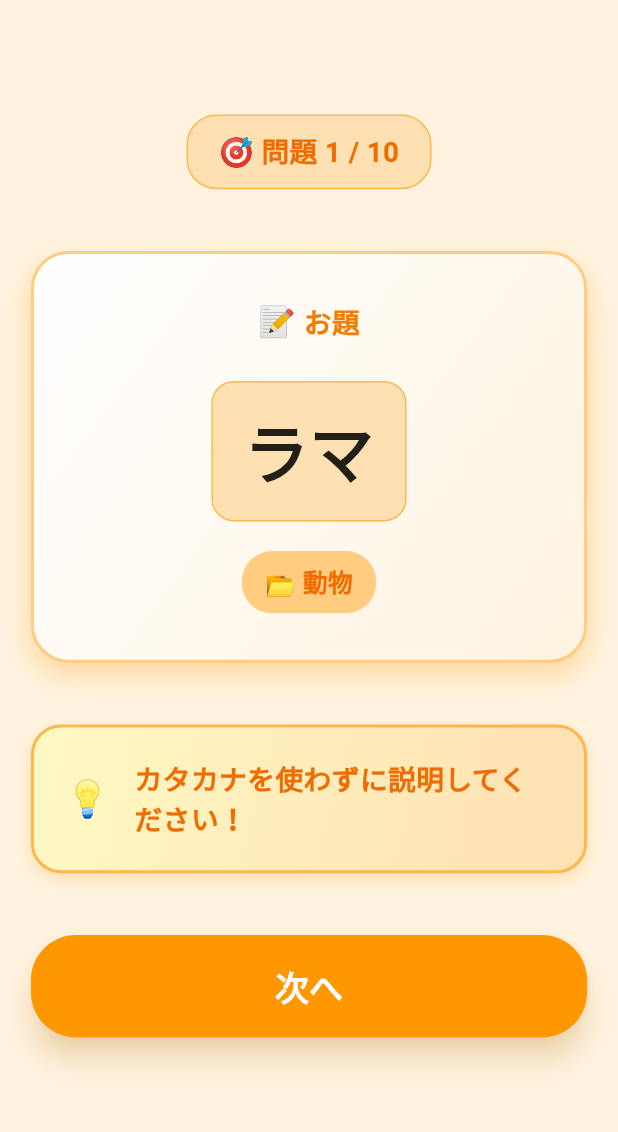
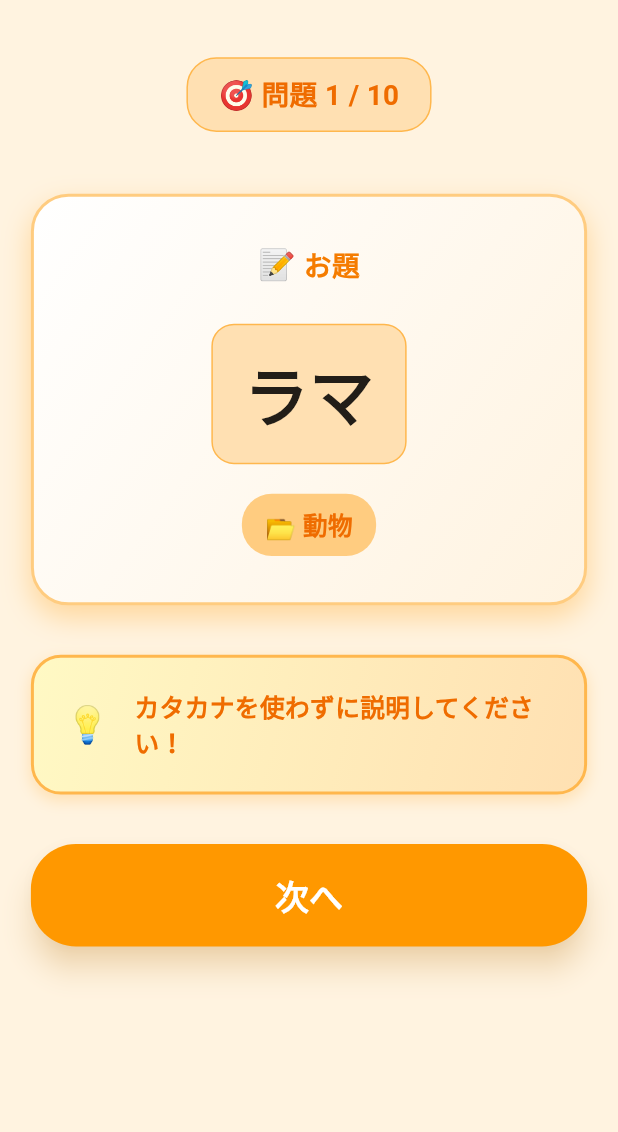
Before and after one commit to 3balljugglerYu/katakanahanashi, a Flutter app: the GamePage screen opened by its route, on a phone screen of 412 x 824 dp, the part 84-1216 px from its top. Run offline on Flutter 3.47's test engine with Material 3 defaults, Android fonts, the phone set to English and light mode, and no system bars; our stand-ins replace flutter_dotenv, flutter_hooks, freezed_annotation, get_it, google_mobile_ads, hooks_riverpod and 4 more; missing offline and left inert: particles_flutter; accounts and stored records are empty; Roboto replaces fonts that are missing (NotoSansJP).

Commit message:
game_pageのレスポンシブ対応

```diff
--- a/lib/ui/home/game/game_page.dart
+++ b/lib/ui/home/game/game_page.dart
@@ -216,7 +216,7 @@ class GamePage extends ConsumerWidget {
               ),
             ),
 
-            SizedBox(height: MediaQuery.of(context).size.height * 0.05),
+            SizedBox(height: MediaQuery.of(context).size.height * 0.04),
 
             Container(
               padding: EdgeInsets.all(MediaQuery.of(context).size.width * 0.05),
@@ -244,7 +244,7 @@ class GamePage extends ConsumerWidget {
                     child: Text(
                       'カタカナを使わずに説明してください！',
                       style: TextStyle(
-                        fontSize: MediaQuery.of(context).size.width * 0.045,
+                        fontSize: MediaQuery.of(context).size.width * 0.04,
                         color: Colors.orange.shade800,
                         fontWeight: FontWeight.w600,
                       ),
@@ -254,7 +254,7 @@ class GamePage extends ConsumerWidget {
               ),
             ),
 
-            SizedBox(height: MediaQuery.of(context).size.height * 0.05),
+            SizedBox(height: MediaQuery.of(context).size.height * 0.04),
 
             // メモ化されたボタンでパフォーマンス最適化
             SizedBox(
@@ -264,6 +264,8 @@ class GamePage extends ConsumerWidget {
                 onPressed: () => _handleNext(context, ref, gameViewModel),
               ),
             ),
+            // レスポンシブ対応：画面サイズに応じて動的に調整
+            SizedBox(height: _getResponsiveBottomSpacing(context)),
           ],
         ),
       ),
@@ -459,6 +461,23 @@ class GamePage extends ConsumerWidget {
       ),
     );
   }
+
+  /// 画面サイズに応じたボトムスペーシングを計算
+  double _getResponsiveBottomSpacing(BuildContext context) {
+    final screenHeight = MediaQuery.of(context).size.height;
+    final screenWidth = MediaQuery.of(context).size.width;
+
+    // タブレット判定（幅が800px以上または高さが1000px以上）
+    final isTablet = screenWidth >= 800 || screenHeight >= 1000;
+
+    if (isTablet) {
+      // タブレットの場合：最小限のスペーシング
+      return screenHeight * 0.02; // 2%
+    } else {
+      // スマートフォンの場合：従来のスペーシング
+      return screenHeight * 0.12; // 12%
+    }
+  }
 }
 
 // パフォーマンス最適化のためのメモ化されたボタンウィジェット
```
